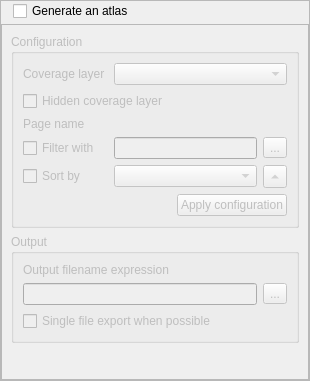
The window that src/ui/composer/qgsatlascompositionwidgetbase.ui (qgis/QGIS) describes before a commit, drawn with Qt 5.
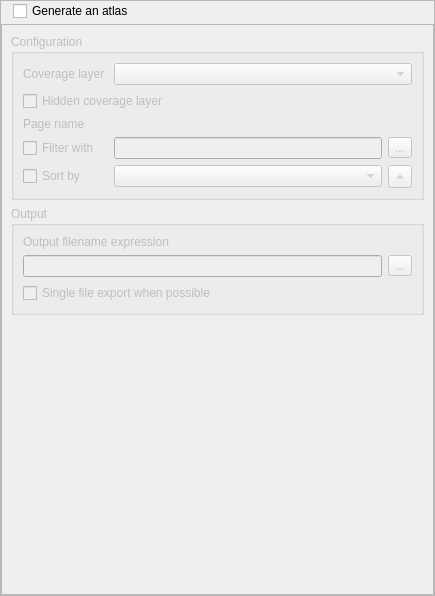
The same window after the commit. Icons and pictures are not drawn. Custom widgets are drawn as their Qt base class.

Commit message:
Revert "[composer] Add an apply button for atlas settings, prevents"
This reverts commit 7934a92519f7e2664475117a5aca3b07e15d7535.

Change proved to have little value and was too easy to overlook.

What changed in the file:
```diff
--- a/src/ui/composer/qgsatlascompositionwidgetbase.ui
+++ b/src/ui/composer/qgsatlascompositionwidgetbase.ui
@@ -6,8 +6,8 @@
    <rect>
     <x>0</x>
     <y>0</y>
-    <width>310</width>
-    <height>381</height>
+    <width>435</width>
+    <height>596</height>
    </rect>
   </property>
   <property name="sizePolicy">
@@ -111,8 +111,8 @@
           <rect>
            <x>0</x>
            <y>0</y>
-           <width>306</width>
-           <height>352</height>
+           <width>431</width>
+           <height>567</height>
           </rect>
          </property>
          <layout class="QVBoxLayout" name="mainLayout">
@@ -139,7 +139,7 @@
             <property name="collapsed" stdset="0">
              <bool>false</bool>
             </property>
-            <layout class="QGridLayout" name="gridLayout_2" columnstretch="0,0,0">
+            <layout class="QGridLayout" name="gridLayout_2" columnstretch="0,1,0">
              <item row="4" column="2">
               <widget class="QToolButton" name="mAtlasSortFeatureDirectionButton">
                <property name="toolTip">
@@ -237,30 +237,6 @@
                </property>
               </widget>
              </item>
-             <item row="5" column="0" colspan="3">
-              <layout class="QHBoxLayout" name="horizontalLayout">
-               <item>
-                <spacer name="horizontalSpacer_3">
-                 <property name="orientation">
-                  <enum>Qt::Horizontal</enum>
-                 </property>
-                 <property name="sizeHint" stdset="0">
-                  <size>
-                   <width>40</width>
-                   <height>20</height>
-                  </size>
-                 </property>
-                </spacer>
-               </item>
-               <item>
-                <widget class="QPushButton" name="mApplyConfigButton">
-                 <property name="text">
-                  <string>Apply configuration</string>
-                 </property>
-                </widget>
-               </item>
-              </layout>
-             </item>
             </layout>
            </widget>
           </item>
```
Left out of the diff: 7 changed lines with no effect on the pictures. The commit also changes 2 other files.
